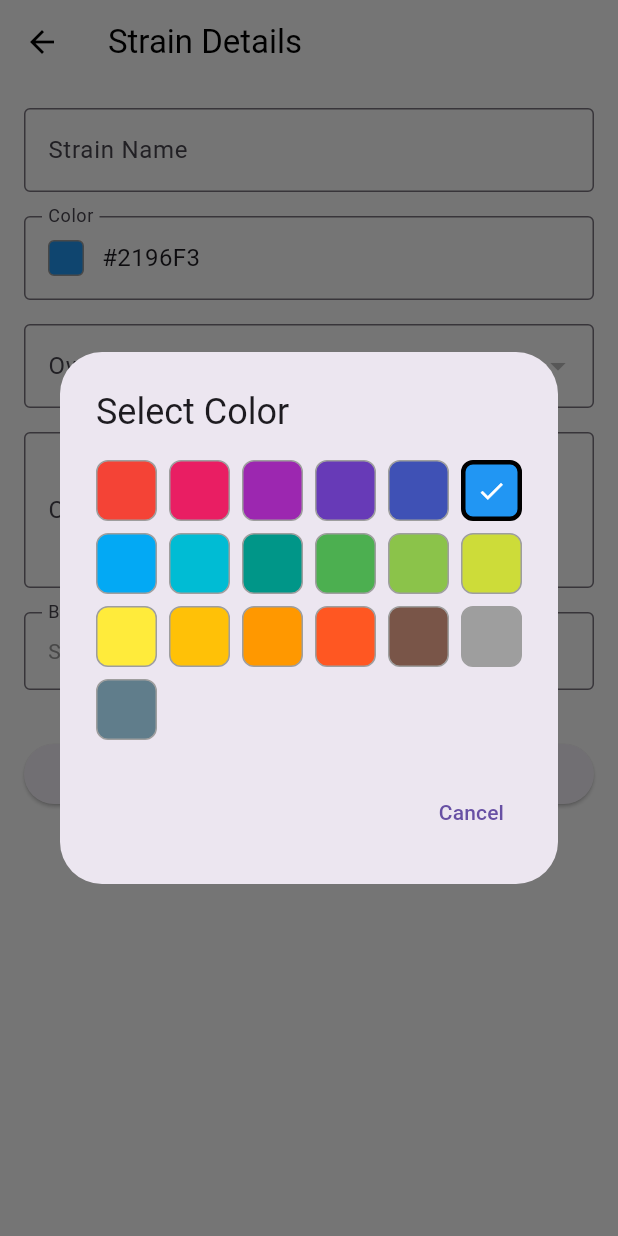
After one commit to chid9202/moustra-mobile, a Flutter app: the StrainDetailScreen screen opened directly, after a tap on "Color", on a phone screen of 412 x 824 dp. The commit adds this screen. Run offline on Flutter 3.47's test engine with Material 3 defaults, Android fonts, the phone set to English and light mode, and no system bars; our stand-ins replace fl_chart, go_router, syncfusion_flutter_datagrid; missing offline and left inert: auth0_flutter; accounts and stored records are empty; network calls fail.

Commit message:
strain create

```diff
--- a/lib/app/router.dart
+++ b/lib/app/router.dart
@@ -1,5 +1,6 @@
 import 'package:flutter/material.dart';
 import 'package:go_router/go_router.dart';
+import 'package:moustra/screens/strain_detail_screen.dart';
 import 'package:moustra/widgets/app_menu.dart';
 import 'package:moustra/screens/strains_screen.dart';
 import 'package:moustra/screens/cages_list_screen.dart';
@@ -92,6 +93,16 @@ final GoRouter appRouter = GoRouter(
               const MaterialPage(child: StrainsScreen()),
         ),
         GoRoute(
+          path: '/strains/:strainUuid',
+          pageBuilder: (context, state) =>
+              const MaterialPage(child: StrainDetailScreen()),
+        ),
+        GoRoute(
+          path: '/strains/new',
+          pageBuilder: (context, state) =>
+              const MaterialPage(child: StrainDetailScreen()),
+        ),
+        GoRoute(
           path: '/cages/list',
           pageBuilder: (context, state) =>
               const MaterialPage(child: CagesListScreen()),
--- a/lib/helpers/account_helper.dart
+++ b/lib/helpers/account_helper.dart
@@ -1,4 +1,8 @@
+import 'package:moustra/app/router.dart';
+import 'package:moustra/services/clients/store_api.dart';
 import 'package:moustra/services/dtos/account_dto.dart';
+import 'package:moustra/services/dtos/stores/account_store_dto.dart';
+import 'package:moustra/stores/account_store.dart';
 
 class AccountHelper {
   static String getOwnerName(AccountDto? account) {
@@ -8,4 +12,23 @@ class AccountHelper {
     }
     return account.user.email;
   }
+
+  static Future<AccountStoreDto> getDefaultOwner() async {
+    final profile = profileState.value;
+
+    if (profile == null) {
+      throw Exception('Profile not found');
+    }
+
+    if (accountStore.value.isEmpty) {
+      await StoreApi<AccountStoreDto>().getStore(StoreKeys.account).then((
+        value,
+      ) {
+        accountStore.value = value;
+      });
+    }
+    return accountStore.value.firstWhere(
+      (account) => account.accountUuid == profile.accountUuid,
+    );
+  }
 }
--- a/lib/screens/cages_list_screen.dart
+++ b/lib/screens/cages_list_screen.dart
@@ -67,7 +67,6 @@ class _CagesListScreenState extends State<CagesListScreen> {
           child: PaginatedDataGrid<CageDto>(
             controller: _controller,
             onSortChanged: (columnName, ascending) {
-              print('onSortChanged: $columnName, $ascending');
               _sortField = columnName;
               _sortOrder = ascending ? SortOrder.asc.name : SortOrder.desc.name;
               _controller.reload();
--- /dev/null
+++ b/lib/screens/strain_detail_screen.dart
@@ -0,0 +1,260 @@
+import 'package:flutter/material.dart';
+import 'package:go_router/go_router.dart';
+import 'package:moustra/services/clients/strain_api.dart';
+import 'package:moustra/services/dtos/stores/account_store_dto.dart';
+import 'package:moustra/services/dtos/stores/background_store_dto.dart';
+import 'package:moustra/services/dtos/strain_dto.dart';
+import 'package:moustra/helpers/account_helper.dart';
+import 'package:moustra/widgets/shared/select_background.dart';
+import 'package:moustra/widgets/shared/select_owner.dart';
+
+class StrainDetailScreen extends StatefulWidget {
+  const StrainDetailScreen({super.key});
+
+  @override
+  State<StrainDetailScreen> createState() => _StrainDetailScreenState();
+}
+
+class _StrainDetailScreenState extends State<StrainDetailScreen> {
+  final _formKey = GlobalKey<FormState>();
+  final _strainNameController = TextEditingController();
+  final _commentController = TextEditingController();
+
+  Color _selectedColor = Colors.blue;
+  AccountStoreDto? _selectedOwner;
+  List<BackgroundStoreDto> _selectedBackgrounds = [];
+
+  @override
+  void initState() {
+    super.initState();
+    _loadDefaultOwner();
+  }
+
+  void _loadDefaultOwner() async {
+    final owner = await AccountHelper.getDefaultOwner();
+    if (mounted) {
+      setState(() {
+        _selectedOwner = owner;
+      });
+    }
+  }
+
+  @override
+  void dispose() {
+    _strainNameController.dispose();
+    _commentController.dispose();
+    super.dispose();
+  }
+
+  void _showColorPicker() {
+    final predefinedColors = [
+      Colors.red,
+      Colors.pink,
+      Colors.purple,
+      Colors.deepPurple,
+      Colors.indigo,
+      Colors.blue,
+      Colors.lightBlue,
+      Colors.cyan,
+      Colors.teal,
+      Colors.green,
+      Colors.lightGreen,
+      Colors.lime,
+      Colors.yellow,
+      Colors.amber,
+      Colors.orange,
+      Colors.deepOrange,
+      Colors.brown,
+      Colors.grey,
+      Colors.blueGrey,
+    ];
+
+    showDialog(
+      context: context,
+      builder: (context) {
+        return AlertDialog(
+          title: const Text('Select Color'),
+          content: SizedBox(
+            width: 300,
+            child: GridView.builder(
+              shrinkWrap: true,
+              gridDelegate: const SliverGridDelegateWithFixedCrossAxisCount(
+                crossAxisCount: 6,
+                crossAxisSpacing: 8,
+                mainAxisSpacing: 8,
+              ),
+              itemCount: predefinedColors.length,
+              itemBuilder: (context, index) {
+                final color = predefinedColors[index];
+                final isSelected = _selectedColor == color;
+
+                return GestureDetector(
+                  onTap: () {
+                    setState(() {
+                      _selectedColor = color;
+                    });
+                    Navigator.of(context).pop();
+                  },
+                  child: Container(
+                    decoration: BoxDecoration(
+                      color: color,
+                      border: Border.all(
+                        color: isSelected ? Colors.black : Colors.grey,
+                        width: isSelected ? 3 : 1,
+                      ),
+                      borderRadius: BorderRadius.circular(8),
+                    ),
+                    child: isSelected
+                        ? const Icon(Icons.check, color: Colors.white, size: 20)
+                        : null,
+                  ),
+                );
+              },
+            ),
+          ),
+          actions: [
+            TextButton(
+              onPressed: () => Navigator.of(context).pop(),
+              child: const Text('Cancel'),
+            ),
+          ],
+        );
+      },
+    );
+  }
+
+  void _saveStrain() async {
+    if (_formKey.currentState!.validate()) {
+      final strain = PostStrainDto(
+        strainName: _strainNameController.text,
+        color: _selectedColor.value
+            .toRadixString(16)
+            .substring(2)
+            .toUpperCase(),
+        account: _selectedOwner ?? await AccountHelper.getDefaultOwner(),
+        backgrounds: _selectedBackgrounds,
+        comment: _commentController.text,
+      );
+      StrainApi().createStrain(strain);
+      ScaffoldMessenger.of(context).showSnackBar(
+        const SnackBar(content: Text('Strain saved successfully!')),
+      );
+      context.go('/strains');
+    }
+  }
+
+  @override
+  Widget build(BuildContext context) {
+    if (_selectedOwner == null) {
+      return const Center(child: CircularProgressIndicator());
+    }
+    return Scaffold(
+      appBar: AppBar(title: const Text('Strain Details')),
+      body: Form(
+        key: _formKey,
+        child: SingleChildScrollView(
+          padding: const EdgeInsets.all(16),
+          child: Column(
+            crossAxisAlignment: CrossAxisAlignment.start,
+            children: [
+              // Strain Name Field
+              TextFormField(
+                controller: _strainNameController,
+                decoration: const InputDecoration(
+                  labelText: 'Strain Name',
+                  hintText: 'Enter strain name',
+                  border: OutlineInputBorder(),
+                ),
+                validator: (value) {
+                  if (value == null || value.trim().isEmpty) {
+                    return 'Please enter a strain name';
+                  }
+                  return null;
+                },
+              ),
+
+              const SizedBox(height: 16),
+
+              // Color Picker
+              InkWell(
+                onTap: _showColorPicker,
+                child: InputDecorator(
+                  decoration: const InputDecoration(
+                    labelText: 'Color',
+                    border: OutlineInputBorder(),
+                  ),
+                  child: Row(
+                    children: [
+                      Container(
+                        width: 24,
+                        height: 24,
+                        decoration: BoxDecoration(
+                          color: _selectedColor,
+                          border: Border.all(color: Colors.grey),
+                          borderRadius: BorderRadius.circular(4),
+                        ),
+                      ),
+                      const SizedBox(width: 12),
+                      Text(
+                        '#${_selectedColor.value.toRadixString(16).substring(2).toUpperCase()}',
+                        style: const TextStyle(fontSize: 16),
+                      ),
+                    ],
+                  ),
+                ),
+              ),
+
+              const SizedBox(height: 16),
+
+              // Owner Select Field
+              SelectOwner(
+                selectedOwner: _selectedOwner,
+                onChanged: (owner) {
+                  setState(() {
+                    _selectedOwner = owner;
+                  });
+                },
+              ),
+
+              const SizedBox(height: 16),
+
+              // Comment Field
+              TextFormField(
+                controller: _commentController,
+                decoration: const InputDecoration(
+                  labelText: 'Comment',
+                  hintText: 'Enter any additional comments',
+                  border: OutlineInputBorder(),
+                ),
+                maxLines: 3,
+              ),
+
+              const SizedBox(height: 16),
+
+              // Background Multi-Select
+              SelectBackground(
+                selectedBackgrounds: _selectedBackgrounds,
+                onChanged: (backgrounds) {
+                  setState(() {
+                    _selectedBackgrounds = backgrounds;
+                  });
+                },
+              ),
+
+              const SizedBox(height: 32),
+
+              // Save Button
+              SizedBox(
+                width: double.infinity,
+                child: ElevatedButton(
+                  onPressed: _saveStrain,
+                  child: const Text('Save Strain'),
+                ),
+              ),
+            ],
+          ),
+        ),
+      ),
+    );
+  }
+}
--- a/lib/screens/strains_screen.dart
+++ b/lib/screens/strains_screen.dart
@@ -1,4 +1,5 @@
 import 'package:flutter/material.dart';
+import 'package:go_router/go_router.dart';
 import 'package:moustra/constants/list_constants/common.dart';
 import 'package:moustra/constants/list_constants/strain_list_constants.dart';
 import 'package:moustra/services/dtos/strain_dto.dart';
@@ -53,9 +54,7 @@ class _StrainsScreenState extends State<StrainsScreen> {
                 ElevatedButton.icon(
                   onPressed: () {
                     if (context.mounted) {
-                      ScaffoldMessenger.of(context).showSnackBar(
-                        const SnackBar(content: Text('Create Strain clicked')),
-                      );
+                      context.go('/strains/new');
                     }
                   },
                   icon: const Icon(Icons.add),
--- a/lib/services/clients/profile_api.dart
+++ b/lib/services/clients/profile_api.dart
@@ -10,8 +10,7 @@ class ProfileApi {
       body: body,
       withoutAccountPrefix: true,
     );
-    final Map<String, dynamic> data =
-        jsonDecode(res.body) as Map<String, dynamic>;
+    final Map<String, dynamic> data = jsonDecode(res.body);
     return ProfileResponseDto.fromJson(data);
   }
 }
--- /dev/null
+++ b/lib/services/clients/store_api.dart
@@ -0,0 +1,30 @@
+import 'dart:convert';
+
+import 'package:moustra/services/clients/api_client.dart';
+import 'package:moustra/services/dtos/stores/account_store_dto.dart';
+import 'package:moustra/services/dtos/stores/background_store_dto.dart';
+
+enum StoreKeys {
+  account('Account', AccountStoreDto.fromJson),
+  background('Background', BackgroundStoreDto.fromJson);
+
+  const StoreKeys(this.path, this.fromJson);
+  final String path;
+  final Function(dynamic) fromJson;
+}
+
+class StoreApi<T> {
+  static const String basePath = '/store';
+
+  Future<List<T>> getStore(StoreKeys key) async {
+    final res = await apiClient.get('$basePath/${key.path}');
+    final List<dynamic> data = jsonDecode(res.body);
+    final List<T> result = [];
+    for (var e in data) {
+      result.add(key.fromJson(e));
+    }
+    return result;
+  }
+}
+
+final StoreApi storeService = StoreApi();
--- a/lib/services/clients/strain_api.dart
+++ b/lib/services/clients/strain_api.dart
@@ -24,11 +24,9 @@ class StrainApi {
     );
   }
 
-  Future<Map<String, dynamic>> createStrain(
-    Map<String, dynamic> payload,
-  ) async {
+  Future<StrainDto> createStrain(PostStrainDto payload) async {
     final res = await apiClient.post(ApiConfig.strains, body: payload);
-    return jsonDecode(res.body) as Map<String, dynamic>;
+    return StrainDto.fromJson(jsonDecode(res.body));
   }
 
   Future<Map<String, dynamic>> updateStrain(
--- /dev/null
+++ b/lib/services/dtos/stores/account_store_dto.dart
@@ -0,0 +1,70 @@
+import 'package:json_annotation/json_annotation.dart';
+
+part 'account_store_dto.g.dart';
+
+@JsonSerializable(explicitToJson: true)
+class AccountStoreDto {
+  final int accountId;
+  final String accountUuid;
+  final String accountName;
+  final bool isActive;
+  final bool onboarded;
+  final String? position;
+  final String? role;
+  final String? status;
+  final AccountStoreLabDto lab;
+  final AccountStoreUserDto user;
+
+  AccountStoreDto({
+    required this.accountId,
+    required this.accountUuid,
+    required this.accountName,
+    required this.isActive,
+    required this.onboarded,
+    this.position,
+    this.role,
+    this.status,
+    required this.lab,
+    required this.user,
+  });
+
+  factory AccountStoreDto.fromJson(dynamic json) =>
+      _$AccountStoreDtoFromJson(json);
+  Map<String, dynamic> toJson() => _$AccountStoreDtoToJson(this);
+}
+
+@JsonSerializable(explicitToJson: true)
+class AccountStoreLabDto {
+  final int labId;
+  final String labUuid;
+  final String labName;
+
+  AccountStoreLabDto({
+    required this.labId,
+    required this.labUuid,
+    required this.labName,
+  });
+
+  factory AccountStoreLabDto.fromJson(Map<String, dynamic> json) =>
+      _$AccountStoreLabDtoFromJson(json);
+  Map<String, dynamic> toJson() => _$AccountStoreLabDtoToJson(this);
+}
+
+@JsonSerializable(explicitToJson: true)
+class AccountStoreUserDto {
+  final String email;
+  final String firstName;
+  final String lastName;
+  final bool isActive;
+
+  AccountStoreUserDto({
+    required this.email,
+    required this.firstName,
+    required this.lastName,
+    required this.isActive,
+  });
+
+  factory AccountStoreUserDto.fromJson(Map<String, dynamic> json) =>
+      _$AccountStoreUserDtoFromJson(json);
+  Map<String, dynamic> toJson() => _$AccountStoreUserDtoToJson(this);
+}
--- /dev/null
+++ b/lib/services/dtos/stores/background_store_dto.dart
@@ -0,0 +1,26 @@
+import 'package:json_annotation/json_annotation.dart';
+
+part 'background_store_dto.g.dart';
+
+@JsonSerializable(explicitToJson: true)
+class BackgroundStoreDto {
+  final int id;
+  final String uuid;
+  final String name;
+  final DateTime createdDate;
+  final String lab; // lab uuid
+  final String owner; // owner uuid
+
+  BackgroundStoreDto({
+    required this.id,
+    required this.uuid,
+    required this.name,
+    required this.createdDate,
+    required this.lab,
+    required this.owner,
+  });
+
+  factory BackgroundStoreDto.fromJson(dynamic json) =>
+      _$BackgroundStoreDtoFromJson(json);
+  Map<String, dynamic> toJson() => _$BackgroundStoreDtoToJson(this);
+}
--- a/lib/services/dtos/strain_dto.dart
+++ b/lib/services/dtos/strain_dto.dart
@@ -1,6 +1,8 @@
 import 'package:json_annotation/json_annotation.dart';
 import 'package:moustra/services/dtos/account_dto.dart';
 import 'package:moustra/services/dtos/genotype_dto.dart';
+import 'package:moustra/services/dtos/stores/account_store_dto.dart';
+import 'package:moustra/services/dtos/stores/background_store_dto.dart';
 
 part 'strain_dto.g.dart';
 
@@ -88,3 +90,24 @@ class StrainBackgroundDto {
     'name': name,
   };
 }
+
+@JsonSerializable(explicitToJson: true)
+class PostStrainDto {
+  final List<BackgroundStoreDto> backgrounds;
+  final String color;
+  final String? comment;
+  final AccountStoreDto account;
+  final String strainName;
+
+  PostStrainDto({
+    required this.backgrounds,
+    required this.color,
+    this.comment,
+    required this.account,
+    required this.strainName,
+  });
+
+  factory PostStrainDto.fromJson(Map<String, dynamic> json) =>
+      _$PostStrainDtoFromJson(json);
+  Map<String, dynamic> toJson() => _$PostStrainDtoToJson(this);
+}
--- /dev/null
+++ b/lib/stores/account_store.dart
@@ -0,0 +1,4 @@
+import 'package:flutter/material.dart';
+import 'package:moustra/services/dtos/stores/account_store_dto.dart';
+
+final accountStore = ValueNotifier<List<AccountStoreDto>>([]);
--- /dev/null
+++ b/lib/stores/background_store.dart
@@ -0,0 +1,4 @@
+import 'package:flutter/material.dart';
+import 'package:moustra/services/dtos/stores/background_store_dto.dart';
+
+final backgroundStore = ValueNotifier<List<BackgroundStoreDto>>([]);
--- /dev/null
+++ b/lib/widgets/shared/select_background.dart
@@ -0,0 +1,124 @@
+import 'package:flutter/material.dart';
+import 'package:moustra/services/clients/store_api.dart';
+import 'package:moustra/services/dtos/stores/background_store_dto.dart';
+import 'package:moustra/stores/background_store.dart';
+
+class SelectBackground extends StatelessWidget {
+  const SelectBackground({
+    super.key,
+    required this.selectedBackgrounds,
+    required this.onChanged,
+  });
+  final List<BackgroundStoreDto> selectedBackgrounds;
+  final Function(List<BackgroundStoreDto>) onChanged;
+
+  @override
+  Widget build(BuildContext context) {
+    if (backgroundStore.value.isEmpty) {
+      StoreApi<BackgroundStoreDto>().getStore(StoreKeys.background).then((
+        value,
+      ) {
+        backgroundStore.value = value;
+      });
+    }
+
+    void showBackgroundPicker() {
+      List<BackgroundStoreDto> tempSelectedBackgrounds = List.from(
+        selectedBackgrounds,
+      );
+
+      showDialog(
+        context: context,
+        builder: (context) {
+          return StatefulBuilder(
+            builder: (context, setDialogState) {
+              return AlertDialog(
+                title: const Text('Select Backgrounds'),
+                content: SizedBox(
+                  width: double.maxFinite,
+                  child: ListView.builder(
+                    shrinkWrap: true,
+                    itemCount: backgroundStore.value.length,
+                    itemBuilder: (context, index) {
+                      final background = backgroundStore.value[index];
+                      final isSelected = tempSelectedBackgrounds.any(
+                        (bg) => bg.uuid == background.uuid,
+                      );
+
+                      return CheckboxListTile(
+                        title: Text(background.name),
+                        value: isSelected,
+                        onChanged: (value) {
+                          setDialogState(() {
+                            if (value == true) {
+                              tempSelectedBackgrounds.add(background);
+                            } else {
+                              tempSelectedBackgrounds.removeWhere(
+                                (bg) => bg.uuid == background.uuid,
+                              );
+                            }
+                          });
+                        },
+                      );
+                    },
+                  ),
+                ),
+                actions: [
+                  TextButton(
+                    onPressed: () {
+                      onChanged(tempSelectedBackgrounds);
+                      Navigator.of(context).pop(true);
+                    },
+                    child: const Text('OK'),
+                  ),
+                  TextButton(
+                    onPressed: () {
+                      Navigator.of(context).pop(false);
+                    },
+                    child: const Text('Cancel'),
+                  ),
+                ],
+              );
+            },
+          );
+        },
+      ).then((saved) {
+        if (saved != true) {
+          // Dialog was closed without saving, reset to original values
+          onChanged(List.from(selectedBackgrounds));
+        }
+      });
+    }
+
+    return InkWell(
+      onTap: showBackgroundPicker,
+      child: InputDecorator(
+        decoration: const InputDecoration(
+          labelText: 'Backgrounds',
+          border: OutlineInputBorder(),
+        ),
+        child: selectedBackgrounds.isEmpty
+            ? const Text(
+                'Select backgrounds',
+                style: TextStyle(color: Colors.grey),
+              )
+            : Wrap(
+                spacing: 8,
+                runSpacing: 4,
+                children: selectedBackgrounds.map((bg) {
+                  return Chip(
+                    label: Text(bg.name),
+                    onDeleted: () {
+                      onChanged(
+                        selectedBackgrounds
+                            .where((background) => background.uuid != bg.uuid)
+                            .toList(),
+                      );
+                    },
+                  );
+                }).toList(),
+              ),
+      ),
+    );
+  }
+}
--- /dev/null
+++ b/lib/widgets/shared/select_owner.dart
@@ -0,0 +1,65 @@
+import 'package:flutter/material.dart';
+import 'package:moustra/services/clients/store_api.dart';
+import 'package:moustra/services/dtos/stores/account_store_dto.dart';
+import 'package:moustra/stores/account_store.dart';
+
+class SelectOwner extends StatefulWidget {
+  const SelectOwner({
+    super.key,
+    required this.selectedOwner,
+    required this.onChanged,
+  });
+  final AccountStoreDto? selectedOwner;
+  final Function(AccountStoreDto?) onChanged;
+
+  @override
+  State<SelectOwner> createState() => _SelectOwnerState();
+}
+
+class _SelectOwnerState extends State<SelectOwner> {
+  @override
+  void initState() {
+    super.initState();
+    _loadAccounts();
+  }
+
+  void _loadAccounts() async {
+    if (accountStore.value.isEmpty) {
+      final value = await StoreApi<AccountStoreDto>().getStore(
+        StoreKeys.account,
+      );
+      if (mounted) {
+        setState(() {
+          accountStore.value = value;
+        });
+      }
+    }
+  }
+
+  @override
+  Widget build(BuildContext context) {
+    return DropdownButtonFormField<AccountStoreDto>(
+      initialValue:
+          widget.selectedOwner != null &&
+              accountStore.value.any(
+                (account) =>
+                    account.accountUuid == widget.selectedOwner!.accountUuid,
+              )
+          ? widget.selectedOwner
+          : null,
+      decoration: InputDecoration(
+        labelText: 'Owner',
+        border: OutlineInputBorder(),
+      ),
+      items: accountStore.value.map((account) {
+        return DropdownMenuItem<AccountStoreDto>(
+          value: account,
+          child: Text('${account.user.firstName} ${account.user.lastName}'),
+        );
+      }).toList(),
+      onChanged: (value) {
+        widget.onChanged(value);
+      },
+    );
+  }
+}
```
Also changed, not shown: lib/services/dtos/stores/account_store_dto.g.dart (added), lib/services/dtos/stores/background_store_dto.g.dart (added), lib/services/dtos/stores/store_dto.g.dart (added), lib/services/dtos/strain_dto.g.dart.
